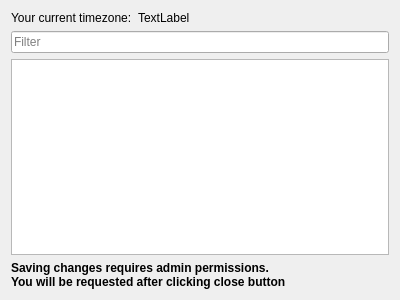
Qt form lxqt-admin-time/timezone.ui (lxqt/lxqt-admin) before a commit.
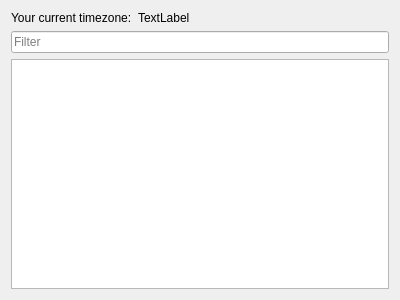
The same form after that commit.

```diff
--- a/lxqt-admin-time/timezone.ui
+++ b/lxqt-admin-time/timezone.ui
@@ -42,22 +42,6 @@
    <item>
     <widget class="QListWidget" name="list_zones"/>
    </item>
-   <item>
-    <widget class="QLabel" name="label">
-     <property name="font">
-      <font>
-       <weight>75</weight>
-       <bold>true</bold>
-      </font>
-     </property>
-     <property name="text">
-      <string>&lt;html&gt;&lt;head/&gt;&lt;body&gt;&lt;p&gt;Saving changes requires admin permissions.&lt;br&gt;You will be requested after clicking close button&lt;/p&gt;&lt;/body&gt;&lt;/html&gt;</string>
-     </property>
-     <property name="wordWrap">
-      <bool>true</bool>
-     </property>
-    </widget>
-   </item>
   </layout>
  </widget>
  <resources/>
```
